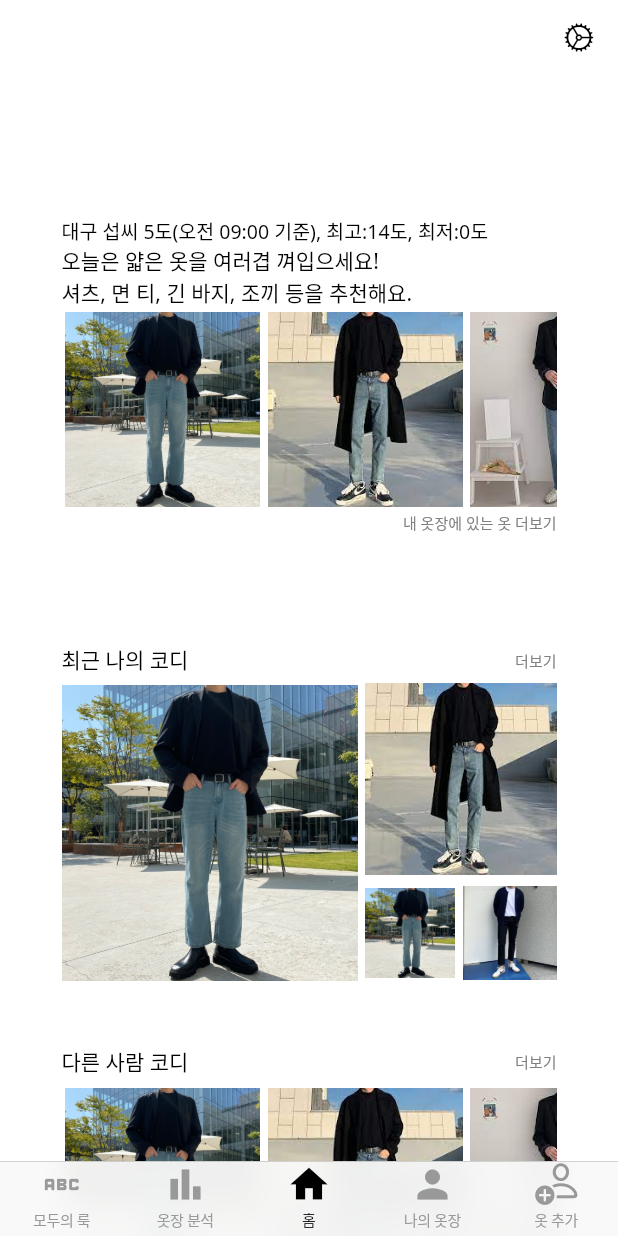
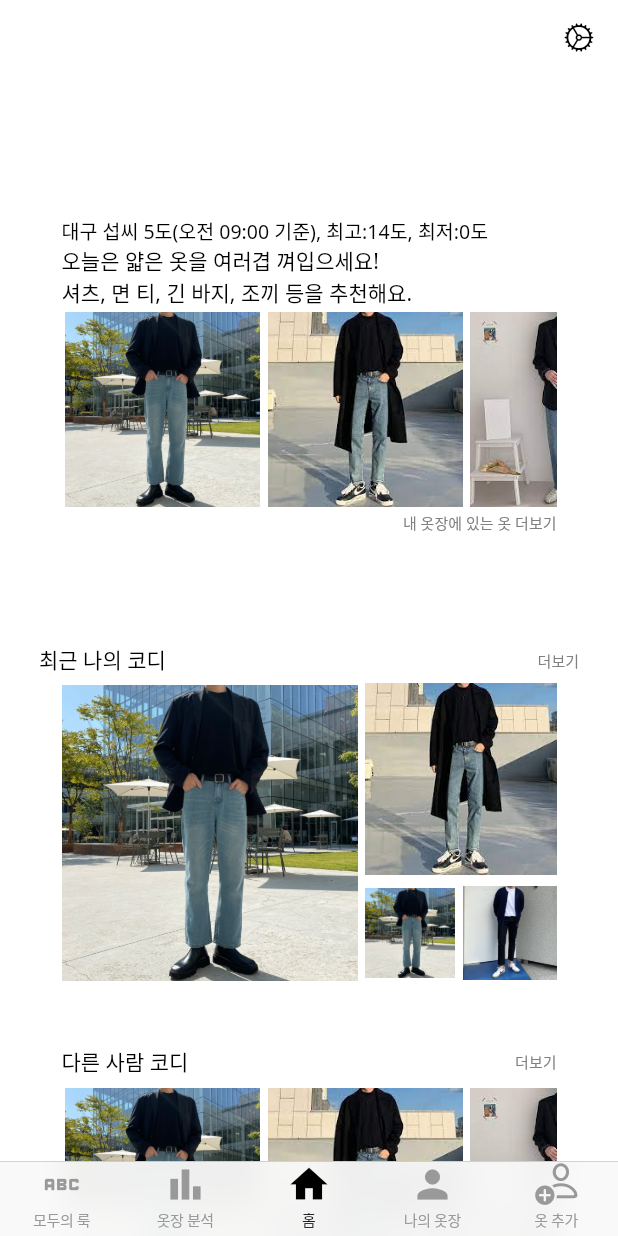
Before and after one commit to alwaysbemyday1/eotteom, a Flutter app: the screen it shows after launch, on a phone screen of 412 x 824 dp. Run offline on Flutter 3.47's test engine with Material 2 defaults, Android fonts, the phone set to English and light mode, and no system bars.

```diff
--- a/client/lib/main.dart
+++ b/client/lib/main.dart
@@ -90,7 +90,7 @@ class MyApp extends StatelessWidget {
                         )
                     ),
                     child: Center(
-                        child: Home()
+                        child: Home(phoneHeight: phoneHeight, phoneWidth:phoneWidth)
                     ),
                   );
                 },
--- a/client/lib/tabs/home/home.dart
+++ b/client/lib/tabs/home/home.dart
@@ -4,14 +4,11 @@ import 'otherCodi.dart';
 import 'randomCodi.dart';
 import 'weatherCodi.dart';
 
-class Home extends StatefulWidget {
-  const Home({super.key});
+class Home extends StatelessWidget {
+  const Home({super.key, this.phoneHeight, this.phoneWidth});
+  final phoneHeight;
+  final phoneWidth;
 
-  @override
-  State<Home> createState() => _HomeState();
-}
-
-class _HomeState extends State<Home> {
   @override
   Widget build(BuildContext context) {
     return SingleChildScrollView(
@@ -24,7 +21,7 @@ class _HomeState extends State<Home> {
               height: 100,
             ),
             WeatherCodi(),
-            MyCodi(),
+            MyCodi(phoneHeight:phoneHeight, phoneWidth:phoneWidth),
             OtherCodi(),
             RandomCodi(),
             Container(
--- a/client/lib/tabs/home/myCodi.dart
+++ b/client/lib/tabs/home/myCodi.dart
@@ -1,12 +1,14 @@
 import 'package:flutter/cupertino.dart';
 
 class MyCodi extends StatelessWidget {
-  const MyCodi({super.key});
+  const MyCodi({super.key, this.phoneHeight, this.phoneWidth});
+  final phoneHeight;
+  final phoneWidth;
 
   @override
   Widget build(BuildContext context) {
     return Container(
-      width: 350,
+      width: (phoneWidth-24)-8,
       height : 280,
       padding: EdgeInsets.all(10),
       child: Column(
```
